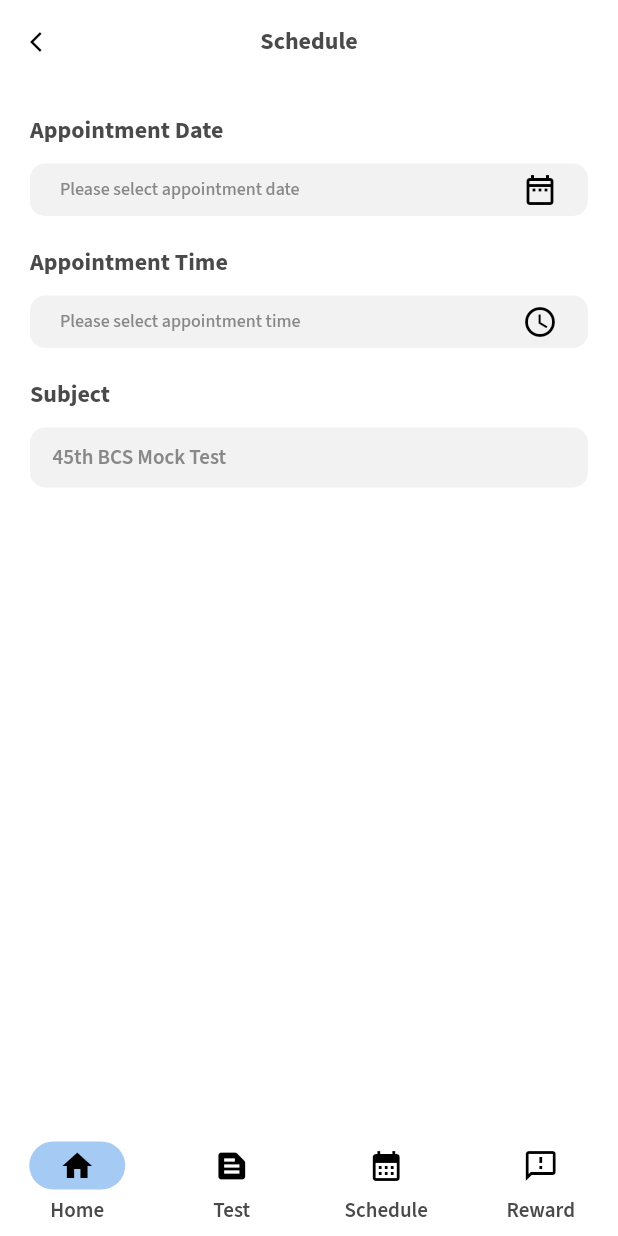
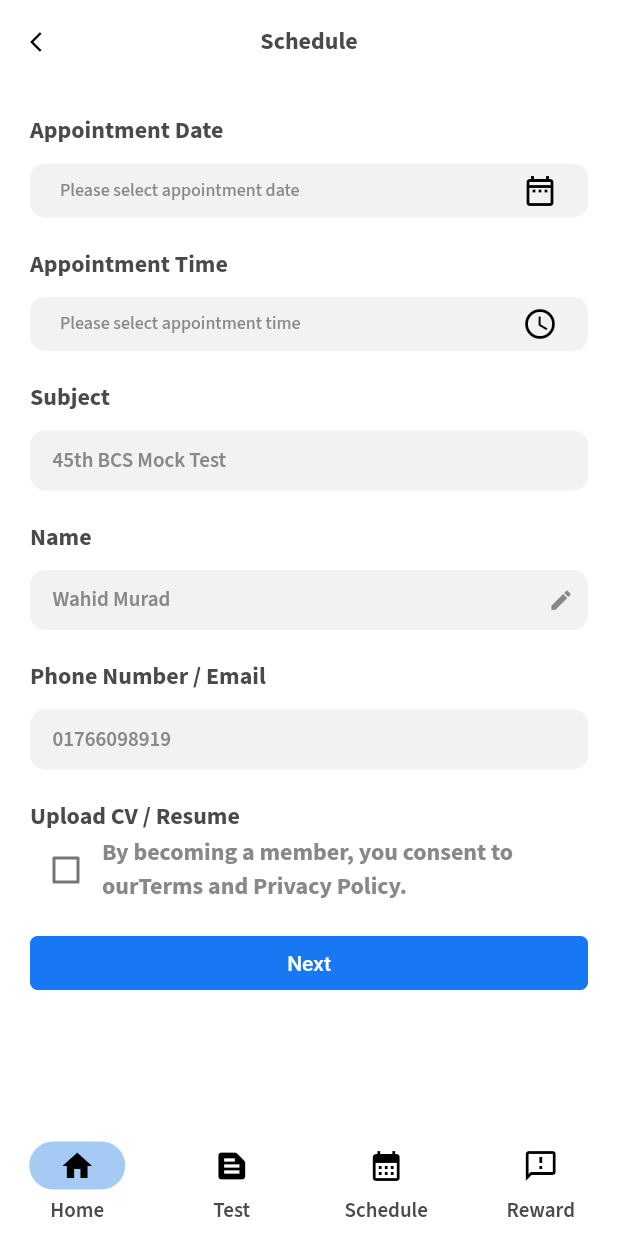
Before and after one commit to Wahid-Murad/Mock-Test, a Flutter app: the ScheduleScreen screen opened by its route, on a phone screen of 412 x 824 dp. Run offline on Flutter 3.47's test engine with Material 2 defaults, Android fonts, the phone set to English and light mode, and no system bars; our stand-ins replace carousel_slider, get, intl_phone_field, pin_code_fields.

Commit message:
schedule page ui design

```diff
--- a/lib/controllers/schedule_controller.dart
+++ b/lib/controllers/schedule_controller.dart
@@ -7,4 +7,8 @@ class ScheduleController extends GetxController {
   final Rx<DateTime> selectAppointmentTime = Rx<DateTime>(DateTime.now());
   final RxString appoinmentTime = RxString("");
   final TextEditingController subjectController = TextEditingController();
+  final TextEditingController nameController = TextEditingController();
+  final TextEditingController phoneEmailController = TextEditingController();
+  final RxBool isNameEditIconClicked = RxBool(false);
+  final RxBool isCheckBoxChecked = RxBool(false);
 }
--- a/lib/utils/constants/strings.dart
+++ b/lib/utils/constants/strings.dart
@@ -56,6 +56,10 @@ const String ksAppointmentTime = 'Appointment Time';
 const String ksSelectDate = 'Please select appointment date';
 const String ksSelectTime = 'Please select appointment time';
 const String ksSubject = 'Subject';
+const String ksName = 'Name';
+const String ksPhoneOrEmail = 'Phone Number / Email';
+const String ksCvOrResume = 'Upload CV / Resume';
+
 
 
 
--- a/lib/views/schedule/schedule_screen.dart
+++ b/lib/views/schedule/schedule_screen.dart
@@ -29,11 +29,13 @@ class ScheduleScreen extends StatelessWidget {
         () => SizedBox(
           width: width,
           height: height - (MediaQuery.of(context).padding.top + kAppBarSize),
+          child: SingleChildScrollView(
             child: Padding(
               padding: const EdgeInsets.all(k20Padding).copyWith(bottom: k0Padding),
               child: Column(
                 children: [
                   Column(
+                    crossAxisAlignment: CrossAxisAlignment.start,
                     children: [
                       AppoinmentDateDateTimeElevatedButton(
                         title: ksAppointmentDate.tr,
@@ -59,9 +61,6 @@ class ScheduleScreen extends StatelessWidget {
                         },
                       ),
                       kH20sizedBox,
-                    Column(
-                      crossAxisAlignment: CrossAxisAlignment.start,
-                      children: [
                       Text(
                         ksSubject.tr,
                         style: p16MediumTextStyle(cTextPrimaryColor),
@@ -72,11 +71,61 @@ class ScheduleScreen extends StatelessWidget {
                         controller: scheduleController.subjectController,
                         hint: "45th BCS Mock Test", //*data from previous test page
                       ),
+                      kH20sizedBox,
+                      Text(
+                        ksName.tr,
+                        style: p16MediumTextStyle(cTextPrimaryColor),
+                      ),
+                      kH10sizedBox,
+                      CustomModifiedTextField(
+                        readOnly: scheduleController.isNameEditIconClicked.value ? false : true,
+                        controller: scheduleController.nameController,
+                        hint: "Wahid Murad", //*data from api
+                        suffixIcon: Icons.edit,
+                        onSuffixPress: () {
+                          scheduleController.isNameEditIconClicked.value = true;
+                          scheduleController.nameController.text = "Wahid Murad";
+                        },
+                      ),
+                      kH20sizedBox,
+                      Text(
+                        ksPhoneOrEmail.tr,
+                        style: p16MediumTextStyle(cTextPrimaryColor),
+                      ),
+                      kH10sizedBox,
+                      CustomModifiedTextField(
+                        controller: scheduleController.phoneEmailController,
+                        hint: "01766098919", //*data from user/api
+                      ),
+                      kH20sizedBox,
+                      Text(
+                        ksCvOrResume.tr,
+                        style: p16MediumTextStyle(cTextPrimaryColor),
+                      ),
+                      Row(
+                        children: [
+                          Checkbox(
+                              value: scheduleController.isCheckBoxChecked.value,
+                              checkColor: cBlueTintColor,
+                              onChanged: (v) {
+                                scheduleController.isCheckBoxChecked.value = !scheduleController.isCheckBoxChecked.value;
+                              }),
+                          Expanded(
+                            child: Text(
+                              ksByBecomeAMember.tr + ksTermsAndConditions.tr,
+                              overflow: TextOverflow.clip,
+                              style: p16MediumTextStyle(cTextSecondaryColor),
+                            ),
+                          ),
                         ],
-                    )
+                      ),
+                      kH20sizedBox,
+                      CustomElevatedButton(buttonWidth: width - 40, buttonHeight: 36, label: ksNext.tr, onPressed: () {}),
+                      kH20sizedBox,
                     ],
                   ),
                 ],
+              ),
             ),
           ),
         ),
@@ -106,7 +155,7 @@ class AppoinmentDateDateTimeElevatedButton extends StatelessWidget {
         kH10sizedBox,
         CustomElevatedButton(
           buttonWidth: width - 40,
-          buttonHeight: 35,
+          buttonHeight: 36,
           buttonColor: cOutLineColor,
           borderColor: cBlackColor,
           label: labelValue,
```
Lines whose indentation alone changed are shown as unchanged.
